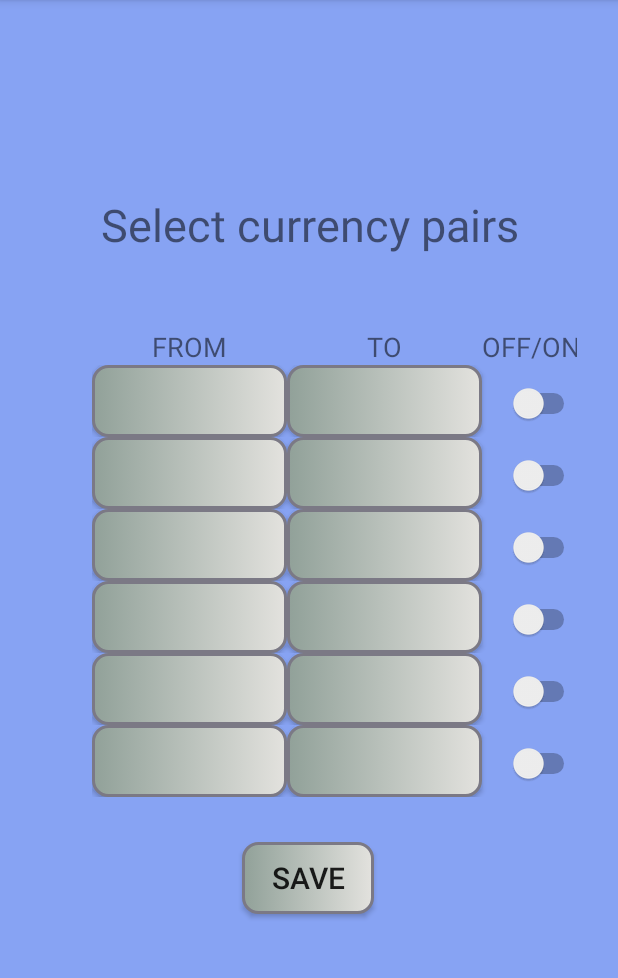
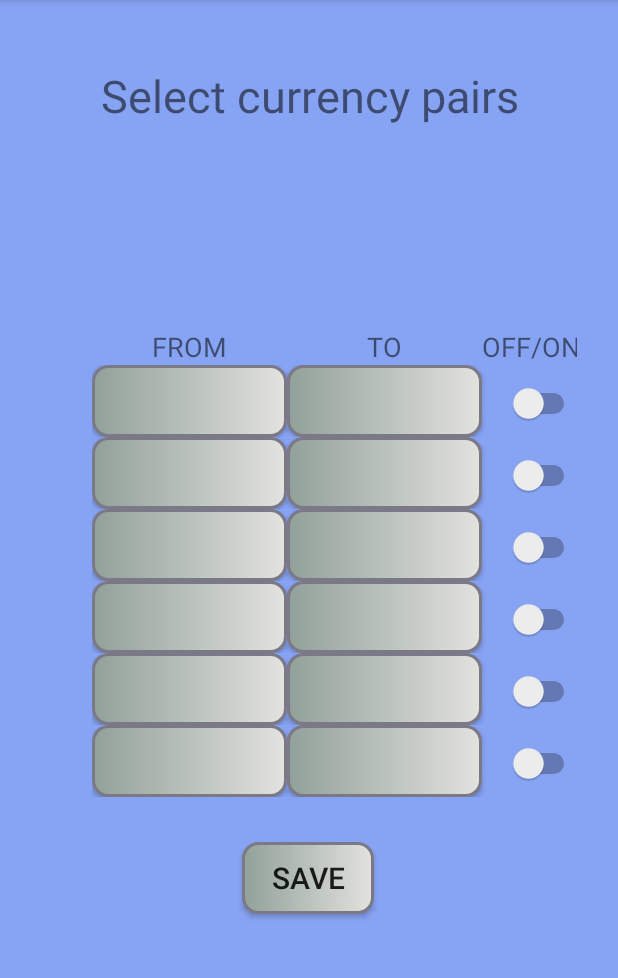
Before and after one commit to NeuroscientistAlzheimer/NewConverter, an Android app: the Customization screen opened directly, with no data from a screen before it, on a phone screen of 412 x 824 dp, the part 84-1062 px from its top. Run offline under Robolectric (Android 15) with nearby library versions, the phone set to English and light mode, and no system bars; our stand-ins replace Volley; libraries missing offline, so code that uses them is left out: in.galaxyofandroid.spinerdialog; network calls fail; 3 statements that could not run were skipped.

Commit message:
Improvements_1.1 + DB + Save + Gravitation1.2

```diff
--- a/app/src/main/res/layout/activity_customization.xml
+++ b/app/src/main/res/layout/activity_customization.xml
@@ -220,7 +220,7 @@
         app:layout_constraintEnd_toEndOf="parent"
         app:layout_constraintStart_toStartOf="parent"
         app:layout_constraintTop_toTopOf="parent"
-        app:layout_constraintVertical_bias="0.178" />
+        app:layout_constraintVertical_bias="0.06" />
 
     <Button
         android:id="@+id/save"
```
Also changed, not shown: 1 other file.
